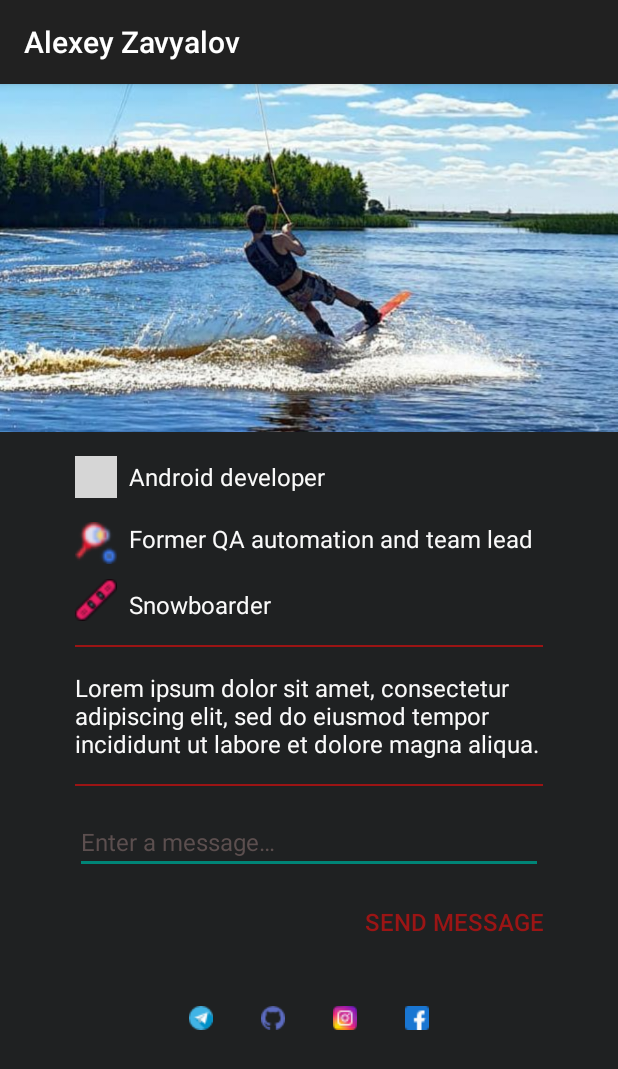
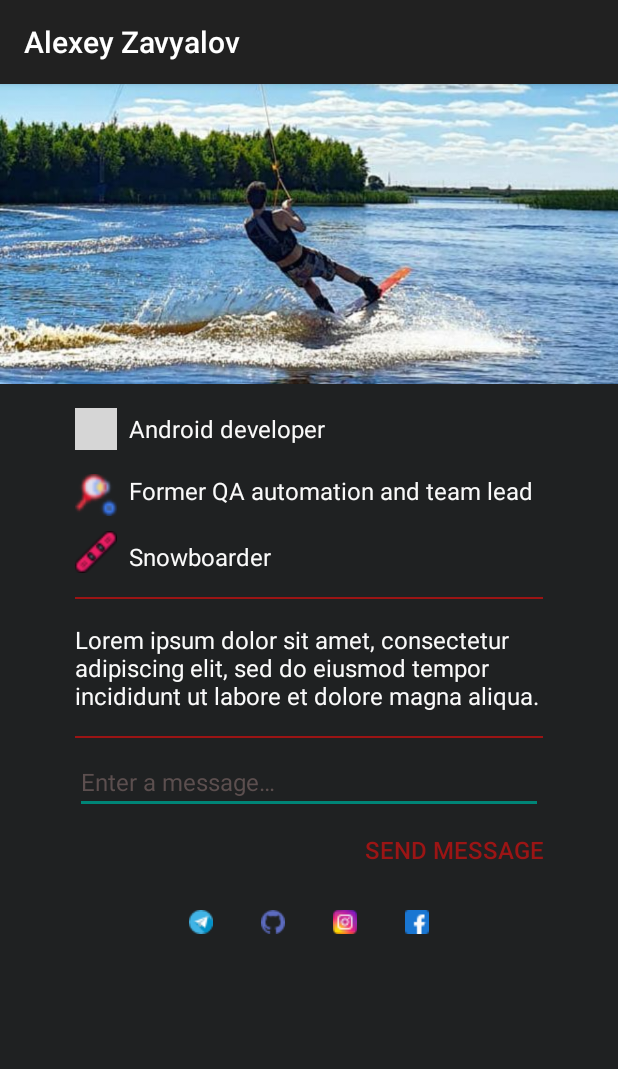
Before and after one commit to azavyalov/nytimes, an Android app: the AboutActivity screen opened directly, with no data from a screen before it, on a phone screen of 412 x 824 dp. Shown: the top 1069 px of the screen. Run offline under Robolectric (Android 15) with nearby library versions, the phone set to English and light mode, and no system bars; network calls fail; grey boxes are pictures that could not be loaded.

Commit message:
Some changes in about activity

```diff
--- a/app/src/main/res/layout/activity_about.xml
+++ b/app/src/main/res/layout/activity_about.xml
@@ -109,7 +109,7 @@
             android:layout_marginEnd="@dimen/about_side_padding"
             android:text="@string/bio_text"
             android:textColor="@color/white"
-            android:textSize="@dimen/text_size_normal" />
+            android:textSize="@dimen/spacing_normal" />
 
         <View
             android:id="@+id/border2"
@@ -127,7 +127,7 @@
             android:layout_height="wrap_content"
             android:layout_below="@id/border2"
             android:layout_marginStart="@dimen/about_side_padding"
-            android:layout_marginTop="@dimen/spacing_normal"
+            android:layout_marginTop="@dimen/spacing_small"
             android:layout_marginEnd="@dimen/about_side_padding"
             android:hint="@string/input_placeholder"
             android:inputType="textMultiLine"
@@ -142,7 +142,6 @@
             android:layout_below="@id/text_input"
             android:layout_gravity="end"
             android:layout_marginStart="@dimen/about_side_padding"
-            android:layout_marginTop="@dimen/spacing_small"
             android:layout_marginEnd="@dimen/about_side_padding"
             android:background="?android:attr/selectableItemBackground"
             android:text="@string/email_button_text"
@@ -154,9 +153,7 @@
             android:layout_width="match_parent"
             android:layout_height="wrap_content"
             android:layout_below="@id/send_email_button"
-            android:layout_alignParentEnd="true"
             android:layout_alignParentBottom="true"
-            android:layout_marginTop="@dimen/spacing_normal"
             android:gravity="center_horizontal|bottom"
             android:orientation="horizontal">
 
--- a/app/src/main/res/values/dimens.xml
+++ b/app/src/main/res/values/dimens.xml
@@ -9,9 +9,10 @@
 
     <dimen name="news_details_image_height">260dp</dimen>
 
-    <dimen name="about_image_height">232dp</dimen>
+    <dimen name="about_image_height">200dp</dimen>
     <dimen name="icon_size">28dp</dimen>
     <dimen name="about_side_padding">50dp</dimen>
     <dimen name="text_size_normal">16sp</dimen>
+    <dimen name="text_size_small">12sp</dimen>
     <dimen name="border_height">1dp</dimen>
 </resources>
```
